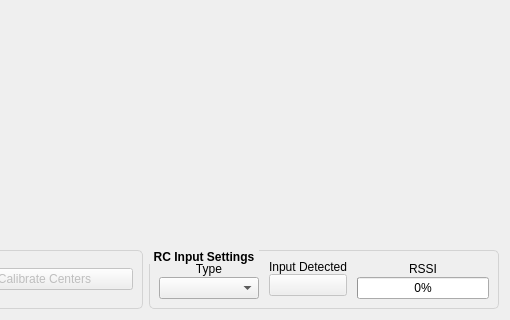
The window that ui_rc_input.ui (korken89/kfly_gui) describes before a commit, drawn with Qt 5; both pictures show x 564 to 1074 and y 311 to 631 of the 1074 by 631 pixel window.
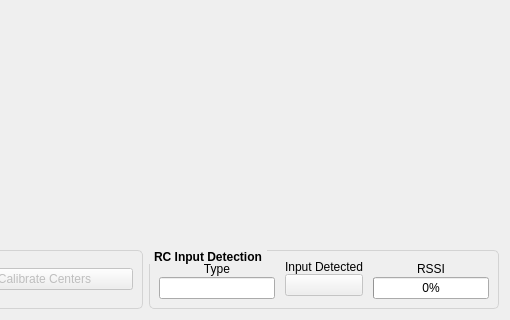
The same window after the commit. Custom widgets are drawn as their Qt base class.

Commit message: Updated for auto detect on input and number of channels

Diff of the .ui file:
```diff
--- a/ui_rc_input.ui
+++ b/ui_rc_input.ui
@@ -406,7 +406,7 @@
 }</string>
        </property>
        <property name="title">
-        <string>RC Input Settings</string>
+        <string>RC Input Detection</string>
        </property>
        <layout class="QVBoxLayout" name="verticalLayout_3">
         <item>
@@ -430,12 +430,9 @@
              </widget>
             </item>
             <item>
-             <widget class="QComboBox" name="boxInputType">
-              <property name="minimumSize">
-               <size>
-                <width>100</width>
-                <height>0</height>
-               </size>
+             <widget class="QLineEdit" name="editInputType">
+              <property name="readOnly">
+               <bool>true</bool>
               </property>
              </widget>
             </item>
```
The commit also changes 3 other files.
